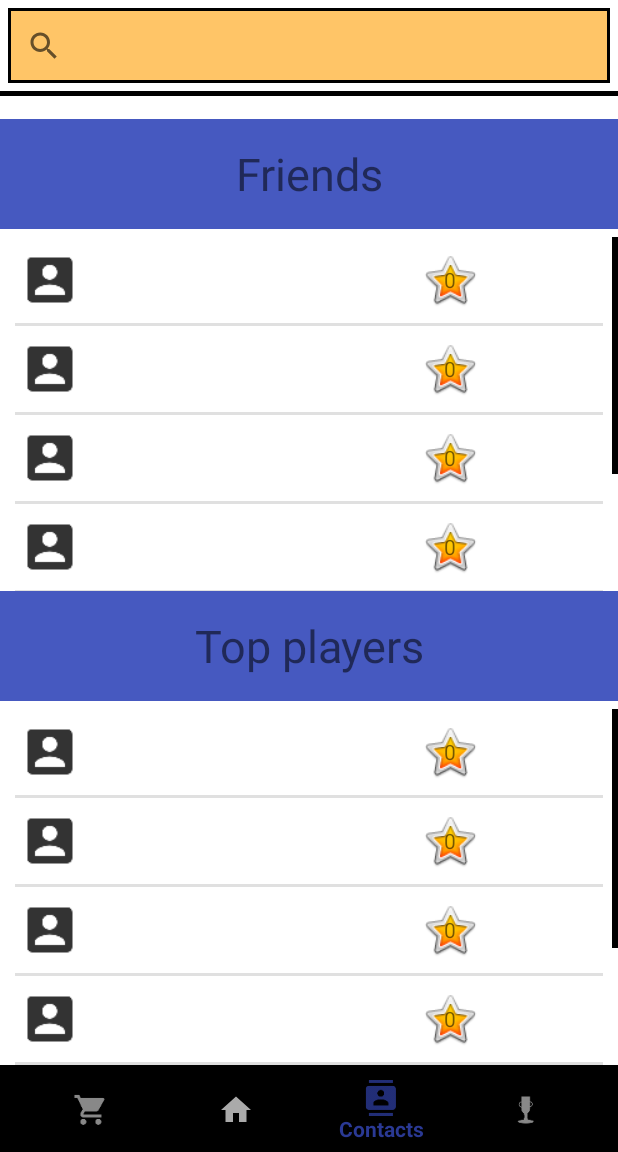
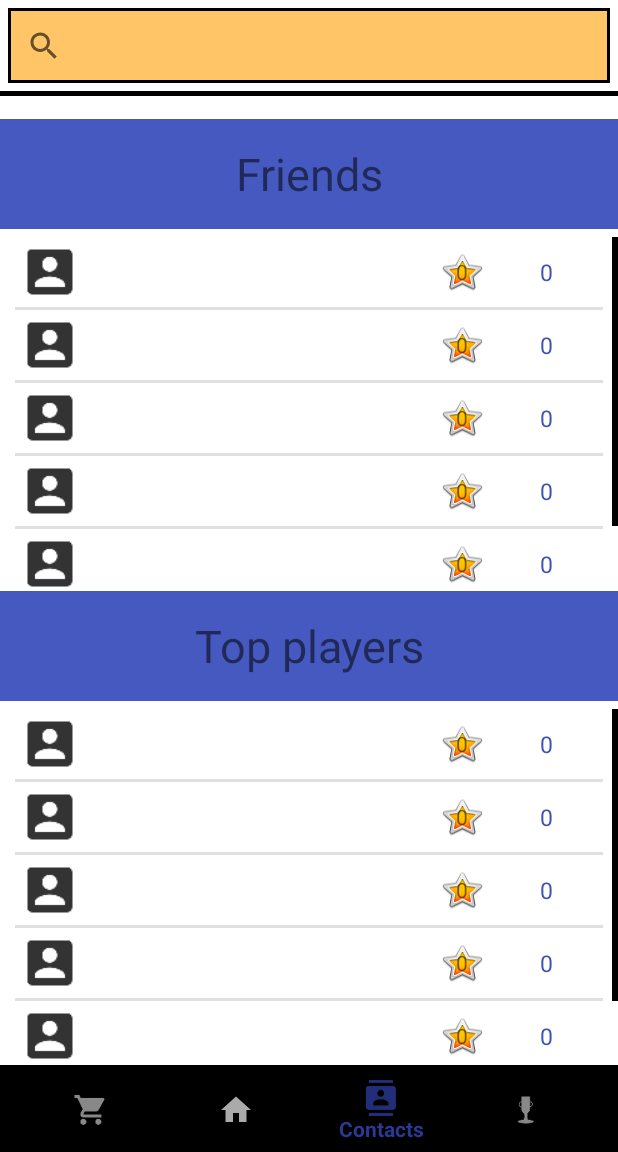
Before and after one commit to ggegiya1/QuiZee, an Android app: the screen it shows after launch (BottomNavigation), item 3 of the bottom bar chosen, on a phone screen of 412 x 824 dp, the part 84-1236 px from its top. Run offline under Robolectric (Android 15) with nearby library versions, the phone set to English and light mode, and no system bars; our stand-ins replace Firebase (no records; nobody signed in at launch, a user with empty details on screens opened directly); libraries missing offline, so code that uses them is left out: me.grantland.widget; plain views replace AutofitTextView.

Commit message:
-fix error serializing player with a SparseList attribute -refactor achievements -several small fixes

```diff
--- a/app/src/main/java/com/app/game/quizee/ContactsFragment.java
+++ b/app/src/main/java/com/app/game/quizee/ContactsFragment.java
@@ -1,7 +1,6 @@
 package com.app.game.quizee;
 
 import android.app.Activity;
-import android.graphics.Color;
 import android.os.Bundle;
 import android.support.v4.app.Fragment;
 import android.view.LayoutInflater;
@@ -97,11 +96,10 @@ public class ContactsFragment extends Fragment {
 
     //contien temporairement un view pour la réutiliser
     private static class ViewHolder {
-        TextView contactName;
-        ImageView contactIcon;
-        ImageView contactOnline;
-        TextView levelTv;
-        Button toggleContact;
+        TextView name;
+        ImageView icon;
+        TextView score;
+        TextView level;
     }
 
     //Adapter inspiré de
@@ -127,26 +125,18 @@ public class ContactsFragment extends Fragment {
             if(convertView == null) {
                 convertView = inflater.inflate(R.layout.contacts_item_list_layout, null);
                 holder = new ViewHolder();
-                holder.contactName = (TextView) convertView.findViewById(R.id.contact_item_name);
-                holder.contactIcon = (ImageView) convertView.findViewById(R.id.contact_avatar_icon);
-                holder.contactOnline = (ImageView) convertView.findViewById(R.id.contact_is_connected);
-                holder.levelTv = (TextView) convertView.findViewById(R.id.contact_level);
-                holder.toggleContact = (Button) convertView.findViewById(R.id.contact_follow_toggle);
+                holder.name = (TextView) convertView.findViewById(R.id.contact_item_name);
+                holder.icon = (ImageView) convertView.findViewById(R.id.contact_avatar_icon);
+                holder.score = (TextView) convertView.findViewById(R.id.contact_score);
+                holder.level = (TextView) convertView.findViewById(R.id.contact_level);
                 convertView.setTag(holder);
             } else {
                 holder = (ViewHolder) convertView.getTag();
             }
-            holder.contactName.setText(p.getName());
+            holder.name.setText(p.getName());
             // TODO replace with real user photo
-            holder.contactIcon.setImageDrawable(getResources().getDrawable(R.drawable.ic_acount));
-            // TODO update with real flag. Need only for multiplayer. So disabled now
-            holder.contactOnline.setBackgroundColor(Color.GREEN);
-            holder.contactOnline.setVisibility(View.INVISIBLE);
-
-            holder.levelTv.setText(String.valueOf(p.getLevel()));
-            holder.toggleContact.setBackgroundColor(Color.TRANSPARENT);
-            holder.toggleContact.setText("UNFOLLOW");
-            holder.toggleContact.setTextColor(Color.WHITE);
+            holder.icon.setImageDrawable(getResources().getDrawable(R.drawable.ic_acount));
+            holder.level.setText(String.valueOf(p.getLevel()));
             return convertView;
         }
     }
--- a/app/src/main/java/com/app/game/quizee/SettingsActivity.java
+++ b/app/src/main/java/com/app/game/quizee/SettingsActivity.java
@@ -14,6 +14,7 @@ import android.preference.Preference;
 import android.preference.PreferenceFragment;
 import android.preference.PreferenceManager;
 import android.provider.MediaStore;
+import android.util.Log;
 import android.view.MenuItem;
 import android.widget.Toast;
 
@@ -217,6 +218,7 @@ public class SettingsActivity extends AppCompatPreferenceActivity {
                 startActivity(new Intent(getActivity(), SettingsActivity.class));
                 return true;
             }
+            Log.i("settings", item.toString());
             return super.onOptionsItemSelected(item);
         }
         //choisir une image: le code vient de http://stackoverflow.com/questions/5309190/android-pick-images-from-gallery
@@ -245,7 +247,7 @@ public class SettingsActivity extends AppCompatPreferenceActivity {
                     //Get image
                     Bitmap newProfilePic = extras.getParcelable("data");
                 } else {
-                    Toast.makeText(getActivity(), getString(R.string.pref_account_no_image_selected), Toast.LENGTH_SHORT);
+                    Toast.makeText(getActivity(), getString(R.string.pref_account_no_image_selected), Toast.LENGTH_SHORT).show();
                 }
             }
         }
--- a/app/src/main/java/com/app/game/quizee/ShopFragment.java
+++ b/app/src/main/java/com/app/game/quizee/ShopFragment.java
@@ -1,15 +1,11 @@
 package com.app.game.quizee;
 
 import android.content.Context;
-import android.content.DialogInterface;
 import android.os.Bundle;
 import android.support.v4.app.Fragment;
-import android.support.v7.app.AlertDialog;
-import android.util.Log;
 import android.view.LayoutInflater;
 import android.view.View;
 import android.view.ViewGroup;
-import android.view.animation.AnimationUtils;
 import android.widget.BaseAdapter;
 import android.widget.ImageButton;
 import android.widget.ImageView;
@@ -19,15 +15,13 @@ import android.widget.TextView;
 import android.widget.Toast;
 import android.widget.ViewSwitcher;
 
+import com.app.game.quizee.backend.Achievement;
 import com.app.game.quizee.backend.BackEndManager;
-import com.app.game.quizee.backend.Category;
-import com.app.game.quizee.backend.CategoryManager;
 import com.app.game.quizee.backend.GameItem;
 import com.app.game.quizee.backend.Player;
 import com.app.game.quizee.backend.PlayerManager;
 
 import java.util.ArrayList;
-import java.util.List;
 
 public class ShopFragment extends Fragment {
 
@@ -51,7 +45,7 @@ public class ShopFragment extends Fragment {
         private ArrayList<GameItem> items; //data source of the list adapter
 
         //public constructor
-        public ShopAdapter(Context context, ArrayList<GameItem> items) {
+        ShopAdapter(Context context, ArrayList<GameItem> items) {
             this.context = context;
             this.items = items;
         }
@@ -82,11 +76,7 @@ public class ShopFragment extends Fragment {
             if (convertView == null || (convertView.getId() == R.id.list_title && position != 5 && position != 0)) {
                 convertView = LayoutInflater.from(context).
                         inflate(R.layout.shop_item_list_layout, parent, false);
-            } else if (convertView == null) {
-                convertView = LayoutInflater.from(context).
-                        inflate(R.layout.title_list, parent, false);
             }
-
 
             if (position == 0) {
                 //si le row est un titre
@@ -107,54 +97,37 @@ public class ShopFragment extends Fragment {
                 //montre le bouton dachat
                 boughtSwitch.setInAnimation(null);
                 boughtSwitch.setDisplayedChild(1);
-
                 powUpCount.setVisibility(View.VISIBLE);
-                udpate_powerups(current_player, position,powUpCount);
 
                 //ajoute une action lorsque lon achete un power up
                 buy.setOnClickListener(new View.OnClickListener() {
                     @Override
                     public void onClick(View v) {
                         if (current_player.purchase(rowItem)) {
-                            Toast.makeText(getContext(), " +1 " + rowItem.getName() + " purchased!", Toast.LENGTH_LONG).show();
+                            Toast.makeText(getContext(), " +1 " + rowItem.getName() + " purchased!", Toast.LENGTH_SHORT).show();
+                            updateAchievements(current_player);
+                            notifyDataSetChanged();
                         } else {
-                            Toast.makeText(getContext(), "Not enough money to buy: " + rowItem.getName(), Toast.LENGTH_LONG).show();
+                            Toast.makeText(getContext(), "Not enough money to buy: " + rowItem.getName(), Toast.LENGTH_SHORT).show();
                         }
-                        udpate_powerups(current_player, rowItem.getPosition(),powUpCount);
-
                     }
                 });
+                powUpCount.setText(getText(R.string.shop_you_own).toString() + " " + current_player.getNumberItemPurchased(rowItem.getClass()));
                 powUpName.setText(rowItem.getType());
-                powUpPrice.setText(Integer.toString(rowItem.getPrice()));
+                powUpPrice.setText(String.valueOf(rowItem.getPrice()));
                 powUpIcon.setImageResource(rowItem.getImageId());
 
             }
             return convertView;
         }
 
-        private void udpate_powerups(Player current_player, int pos, TextView powUpCount) {
-            switch (pos) {
-                //TODO: Manque affichage achievement
-                case 1:
-                    powUpCount.setText(getText(R.string.shop_you_own).toString() + " " + current_player.getBombs().size());
-                    if (current_player.getBombs().size() == 5 && !current_player.checkachie(8)){
-                        current_player.setachie(8);
-                    }
-                case 2:
-                    powUpCount.setText(getText(R.string.shop_you_own).toString() + " " + current_player.getSkips().size());
-                    if (current_player.getSkips().size() == 5 && !current_player.checkachie(9)){
-                        current_player.setachie(9);
-                    }
-                case 3:
-                    powUpCount.setText(getText(R.string.shop_you_own).toString() + " " + current_player.getAddTimes().size());
-                    if (current_player.getAddTimes().size() == 5 && !current_player.checkachie(10)){
-                        current_player.setachie(10);
-                    }
-                case 4:
-                    powUpCount.setText(getText(R.string.shop_you_own).toString() + " " + current_player.getHints().size());
-                    if (current_player.getHints().size() == 5 && !current_player.checkachie(11)){
-                        current_player.setachie(11);
-                    }
+        void updateAchievements(Player player){
+            for (Achievement achievement: Achievement.values()){
+                if (achievement.isAchieved(player)){
+                    //TODO update the message
+                    Toast.makeText(getContext(), achievement.getDesc(), Toast.LENGTH_LONG).show();
+                    player.addAchievement(achievement);
+                }
             }
         }
     }
--- a/app/src/main/java/com/app/game/quizee/backend/Player.java
+++ b/app/src/main/java/com/app/game/quizee/backend/Player.java
@@ -26,7 +26,7 @@ public class Player extends Observable implements Serializable {
 
     private final List<Category> categoriesPurchased = new ArrayList<>();
     private final List<Category> categoriesSelected = new ArrayList<>();
-    private final SparseIntArray achievements = new SparseIntArray();
+    private final List<Achievement> achievements = new ArrayList<>();
     private final List<Skip> skips = new ArrayList<>();
     private final List<AddTime> addTimes = new ArrayList<>();
     private final List<Hint> hints = new ArrayList<>();
@@ -54,9 +54,6 @@ public class Player extends Observable implements Serializable {
         this.points = points;
         this.nbGamesPlayed = 0;
         this.nbQanswered = 0;
-        for (int i=0; i<20; i++){
-            achievements.put(i,0);
-        }
     }
 
     public Player(String playerId, String name, String image, int level){
@@ -146,7 +143,7 @@ public class Player extends Observable implements Serializable {
         return  categoriesPurchased.contains(category);
     }
 
-    public SparseIntArray getAchievements() {
+    public List<Achievement> getAchievements() {
         return achievements;
     }
 
@@ -208,14 +205,14 @@ public class Player extends Observable implements Serializable {
 
     }
 
-    public boolean checkachie(int achieid){
-        if (achievements.get(achieid) == 0){
-            return false;
+    public boolean hasAchievement(Achievement achievement){
+        return this.achievements.contains(achievement);
+    }
+
+    public void addAchievement(Achievement achievement){
+        if (!this.achievements.contains(achievement)){
+            this.achievements.add(achievement);
         }
-        return true;
-    }
-    public void setachie(int achieid){
-        achievements.put(achieid,1);
     }
     public int getPoints(){
         return points;
@@ -325,6 +322,22 @@ public class Player extends Observable implements Serializable {
         return perfCategories;
     }
 
+    public int getNumberItemPurchased(Class<? extends GameItem> itemClass){
+        if (itemClass.isAssignableFrom(Bomb.class)){
+            return getBombs().size();
+        }
+        if (itemClass.isAssignableFrom(Skip.class)){
+            return getSkips().size();
+        }
+        if (itemClass.isAssignableFrom(Hint.class)){
+            return getHints().size();
+        }
+        if (itemClass.isAssignableFrom(AddTime.class)){
+            return getHints().size();
+        }
+        return 0;
+    }
+
     @Override
     public String toString() {
         return "Player{" +
--- a/app/src/main/res/layout/contacts_item_list_layout.xml
+++ b/app/src/main/res/layout/contacts_item_list_layout.xml
@@ -22,18 +22,18 @@
     <me.grantland.widget.AutofitTextView
         android:layout_width="0dp"
         android:layout_height="match_parent"
-        android:layout_weight="1"
+        android:layout_weight="0.8"
         android:id="@+id/contact_item_name"
         android:gravity="center"
-        android:textColor="@color/yellow"
+        android:textColor="@color/colorPrimary"
         android:layout_gravity="center"
         android:maxLines="1"
         android:text="Contact item name"
         android:textSize="20sp"/>
 
     <TextView
-        android:layout_width="40dp"
-        android:layout_height="40dp"
+        android:layout_width="wrap_content"
+        android:layout_height="match_parent"
         android:id="@+id/contact_level"
         android:gravity="center"
         android:layout_gravity="center"
@@ -41,7 +41,19 @@
         android:background="@android:drawable/btn_star_big_on"
         android:text="0" />
 
-    <Button
+    <TextView
+        android:layout_width="0dp"
+        android:layout_height="match_parent"
+        android:layout_weight="0.2"
+        android:id="@+id/contact_score"
+        android:gravity="center"
+        android:textColor="@color/colorPrimary"
+        android:textSize="15sp"
+        android:layout_gravity="center"
+        android:layout_margin="5dp"
+        android:text="0" />
+
+    <!--Button
         android:layout_width="wrap_content"
         android:layout_height="match_parent"
         android:text="follow me"
@@ -49,7 +61,7 @@
         android:layout_marginBottom="10dp"
         android:backgroundTint="@color/yellow"
         android:background="@android:drawable/btn_default_small"
-        android:id="@+id/contact_follow_toggle"/>
+        android:id="@+id/contact_follow_toggle"/-->
 
     <!--Button
         android:layout_width="40dp"
@@ -68,7 +80,7 @@
         android:layout_centerVertical="true"
         android:progress="1"/-->
 
-    <ImageView
+    <!--ImageView
         android:id="@+id/contact_is_connected"
         android:layout_width="wrap_content"
         android:layout_height="wrap_content"
@@ -76,6 +88,6 @@
         android:background="@android:drawable/btn_star"
         android:backgroundTint="@color/green"
         android:contentDescription="Contact availble"
-        android:gravity="center" />
+        android:gravity="center" /-->
 
 </LinearLayout>
```
Also changed, not shown: app/src/main/java/com/app/game/quizee/MultiplayerLobbyActivity.java (+5 -5 lines), app/src/main/java/com/app/game/quizee/QuestionActivity.java (+10 -40 lines), app/src/main/java/com/app/game/quizee/backend/Achievement.java (+100 -8 lines), app/src/main/java/com/app/game/quizee/backend/AchievementManager.java (deleted, +0 -70 lines).
